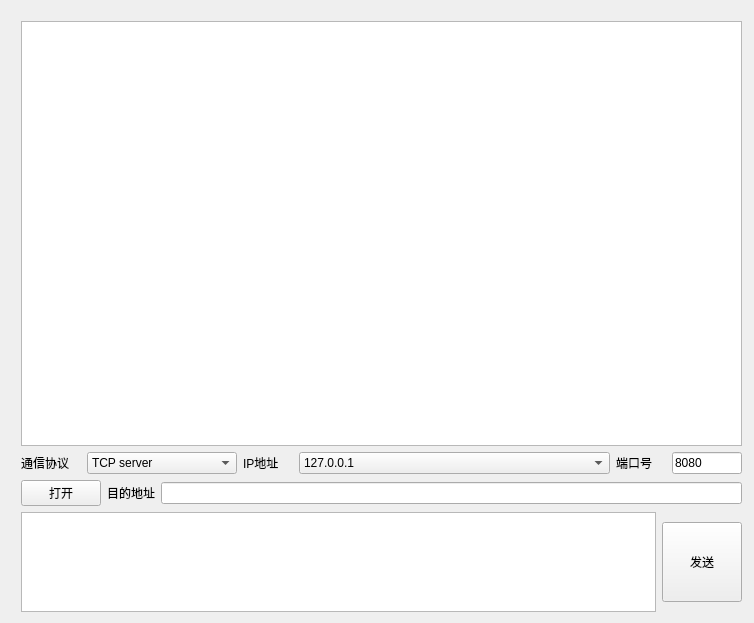
This is InterNetAssist/widget.ui in Derrick-R/QT_Learn as Qt 5 draws it before an edit. The edited form follows.
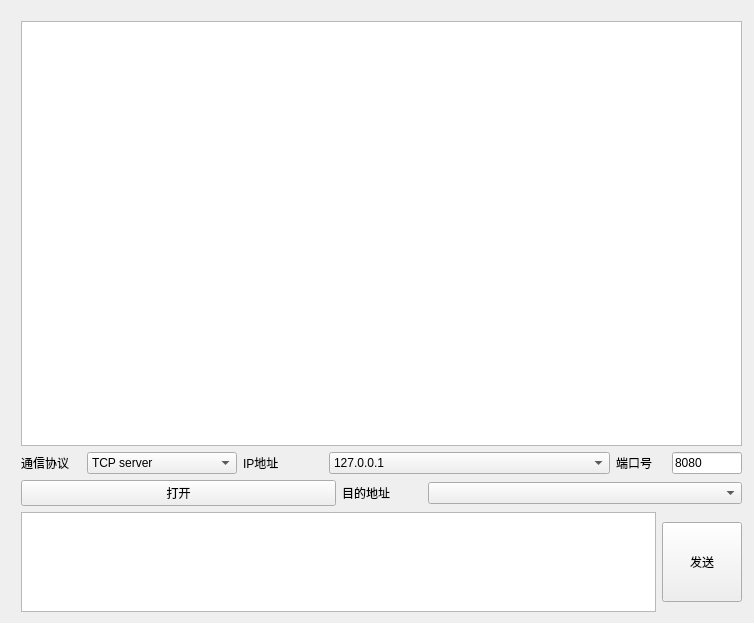
This is the edited form. Custom widgets are drawn as their Qt base class.

```diff
--- a/InterNetAssist/widget.ui
+++ b/InterNetAssist/widget.ui
@@ -89,7 +89,7 @@
        <widget class="QLabel" name="labelIPAddress">
         <property name="maximumSize">
          <size>
-          <width>50</width>
+          <width>80</width>
           <height>16777215</height>
          </size>
         </property>
@@ -152,13 +152,19 @@
       </item>
       <item>
        <widget class="QLabel" name="labelDesAddress">
+        <property name="maximumSize">
+         <size>
+          <width>80</width>
+          <height>16777215</height>
+         </size>
+        </property>
         <property name="text">
          <string>目的地址</string>
         </property>
        </widget>
       </item>
       <item>
-       <widget class="QLineEdit" name="lineEditDesAddress"/>
+       <widget class="MyComboBox" name="comboBoxDesAdddress"/>
       </item>
      </layout>
     </item>
@@ -194,6 +200,13 @@
    </layout>
   </widget>
  </widget>
+ <customwidgets>
+  <customwidget>
+   <class>MyComboBox</class>
+   <extends>QComboBox</extends>
+   <header location="global">mycombobox.h</header>
+  </customwidget>
+ </customwidgets>
  <resources/>
  <connections/>
 </ui>
```
